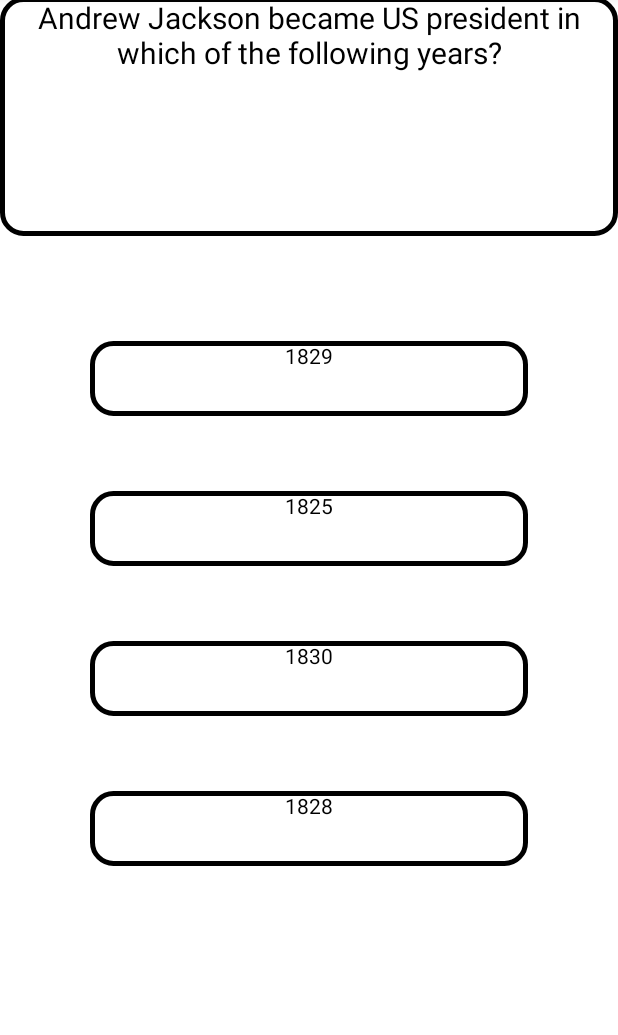
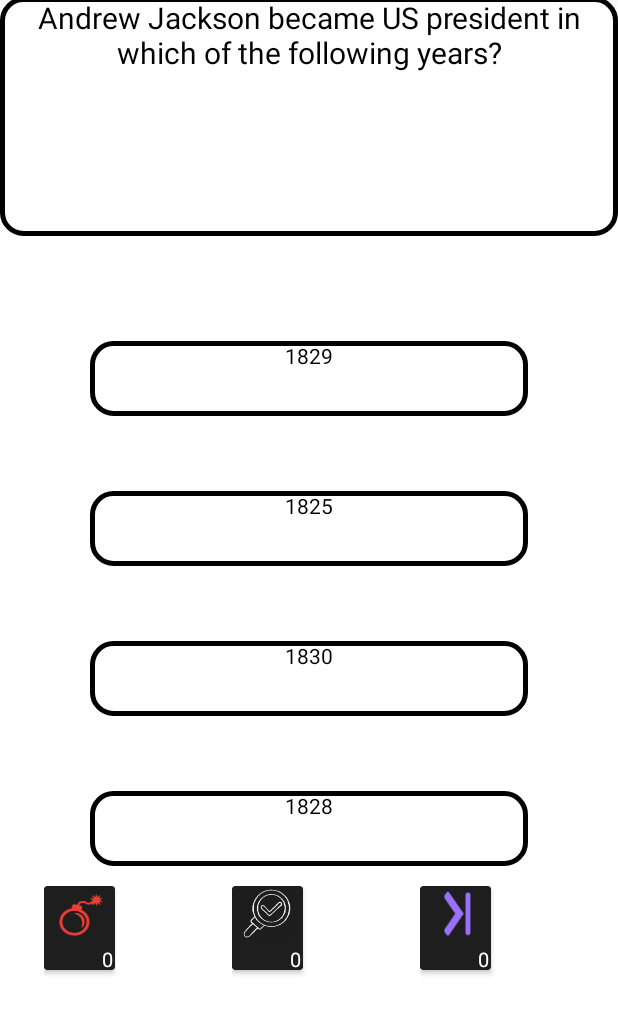
Before and after one commit to casasDev/Terrivial, an Android app: the MainActivity2 screen opened directly, with no data from a screen before it, after a tap on "GEOPOLITICA", on a phone screen of 412 x 824 dp, the part 87-1122 px from its top. Run offline under Robolectric (Android 15) with nearby library versions, the phone set to English and light mode, and no system bars; libraries missing offline, so code that uses them is left out: com.daimajia.androidanimations; network calls fail; 2 statements that could not run were skipped.

Commit message:
Primera implementacion de los potenciadores

```diff
--- a/app/src/main/java/com/example/terrivial/modelo/Potenciador.java
+++ b/app/src/main/java/com/example/terrivial/modelo/Potenciador.java
@@ -1,17 +1,20 @@
 package com.example.terrivial.modelo;
 
+import com.example.terrivial.R;
 import com.example.terrivial.vista.FiftyFIfty;
 import com.example.terrivial.vista.PasarPregunta;
 import com.example.terrivial.vista.RespuestaCorrecta;
 import com.example.terrivial.vista.Strategy;
 
 public enum Potenciador {
-    FIFTYFIFTY("FiftyFifty",100, new FiftyFIfty()), RESPUESTACORRECTA("RespuestaCorrecta",100, new RespuestaCorrecta()), PASARPREGUNTA("PasarPregunta",100, new PasarPregunta()) ;
+    FIFTYFIFTY("FiftyFifty",100, new FiftyFIfty(), R.drawable.fiftyfifty), RESPUESTACORRECTA("RespuestaCorrecta",100, new RespuestaCorrecta(), R.drawable.respuestacorrecta2), PASARPREGUNTA("PasarPregunta",100, new PasarPregunta(), R.drawable.pasar) ;
     private final int coste;
     private int cantidad;
     private final String nombre;
     private final Strategy s;
-    Potenciador(String pNombre, int pCoste, Strategy s){
+    private final int foto;
+    Potenciador(String pNombre, int pCoste, Strategy s, int foto){
+        this.foto = foto;
         this.cantidad = 0;
         this.nombre = pNombre;
         this.coste = pCoste;
@@ -42,4 +45,8 @@ public enum Potenciador {
     public Strategy getStrategy() {
         return s;
     }
+
+    public int getFoto() {
+        return foto;
+    }
 }
--- /dev/null
+++ b/app/src/main/java/com/example/terrivial/vista/AdaptadorRecycler.kt
@@ -0,0 +1,40 @@
+package com.example.terrivial.vista
+
+import android.view.LayoutInflater
+import android.view.View
+import android.view.ViewGroup
+import android.widget.ImageView
+import android.widget.TextView
+import androidx.recyclerview.widget.RecyclerView
+import com.example.terrivial.R
+import com.example.terrivial.modelo.Partida
+import com.example.terrivial.modelo.Potenciador
+
+class AdaptadorRecycler : RecyclerView.Adapter<AdaptadorRecycler.ViewHolder>() {
+    inner class ViewHolder(itemView: View) : RecyclerView.ViewHolder(itemView) {
+        var cantidad : TextView
+        var foto : ImageView
+
+        init {
+            cantidad = itemView.findViewById(R.id.canti)
+            foto = itemView.findViewById(R.id.fotopoten)
+            itemView.setOnClickListener{
+                Partida.getInstance().hacerAccion(foto.contentDescription.toString())
+            }
+        }
+    }
+    override fun onCreateViewHolder(parent : ViewGroup, viewType : Int) : ViewHolder{
+        return ViewHolder(LayoutInflater.from(parent.context).inflate(R.layout.boton_poten, parent,false))
+    }
+
+    override fun onBindViewHolder(holder: ViewHolder, position: Int) {
+        holder.cantidad.text = Potenciador.values()[position].cantidad.toString()
+        holder.foto.setImageResource(Potenciador.values()[position].foto)
+        holder.foto.contentDescription = Potenciador.values()[position].nombre
+    }
+
+    override fun getItemCount(): Int {
+        return Potenciador.values().size
+    }
+
+}
--- a/app/src/main/java/com/example/terrivial/vista/PasarPregunta.kt
+++ b/app/src/main/java/com/example/terrivial/vista/PasarPregunta.kt
@@ -7,9 +7,9 @@ import com.example.terrivial.modelo.Partida
 
 class PasarPregunta : Strategy{
     override fun accion(lista: List<View>) {
+        (lista[0].context as Activity).finish()
        Partida.getInstance().actualizarPregunta(Partida.getInstance().categoriaActual.nombre)
        lista[0].context.startActivity(Intent(lista[0].context, Respondeme::class.java))
-        (lista[0].context as Activity).finish()
     }
 
 }
--- a/app/src/main/java/com/example/terrivial/vista/Respondeme.kt
+++ b/app/src/main/java/com/example/terrivial/vista/Respondeme.kt
@@ -11,6 +11,8 @@ import android.widget.Button
 import android.widget.ImageButton
 import android.widget.TextView
 import androidx.appcompat.app.AppCompatActivity
+import androidx.recyclerview.widget.LinearLayoutManager
+import androidx.recyclerview.widget.RecyclerView
 import com.daimajia.androidanimations.library.Techniques
 import com.daimajia.androidanimations.library.YoYo
 import com.example.terrivial.R
@@ -29,6 +31,8 @@ class Respondeme : AppCompatActivity(), PropertyChangeListener {
     private lateinit var scaleDown : Animation
     private lateinit var atras : ImageButton
     private lateinit var strategy: Strategy
+    private lateinit var recyclerPotenciador : RecyclerView
+    private lateinit var botonesPotenciador: AdaptadorRecycler
     override fun onCreate(savedInstanceState: Bundle?) {
         super.onCreate(savedInstanceState)
         setContentView(R.layout.respondeme)
@@ -36,6 +40,10 @@ class Respondeme : AppCompatActivity(), PropertyChangeListener {
         atras = findViewById(R.id.atras)
         atras.background.setTint(partida.categoriaActual.color)
         pregunta = findViewById(R.id.pregunta)
+        recyclerPotenciador = findViewById(R.id.botonesPoten)
+        recyclerPotenciador.layoutManager = LinearLayoutManager(this,LinearLayoutManager.HORIZONTAL,false)
+        botonesPotenciador = AdaptadorRecycler()
+        recyclerPotenciador.adapter = botonesPotenciador
         scaleDown = AnimationUtils.loadAnimation(this,R.anim.scale_down2)
         scaleUp = AnimationUtils.loadAnimation(this, R.anim.scale_up2)
         respuestas = listOf<TextView>(findViewById(R.id.respuesta0), findViewById(R.id.respuesta1),findViewById(R.id.respuesta2), findViewById(R.id.respuesta3))
--- a/app/src/main/res/layout/boton_poten.xml
+++ b/app/src/main/res/layout/boton_poten.xml
@@ -2,34 +2,36 @@
 <LinearLayout xmlns:android="http://schemas.android.com/apk/res/android"
     xmlns:app="http://schemas.android.com/apk/res-auto"
     xmlns:card_view="http://schemas.android.com/apk/res-auto"
-    android:layout_width="match_parent"
+    android:layout_width="125dp"
     android:layout_height="match_parent"
     android:orientation="vertical">
 
     <androidx.cardview.widget.CardView
-        android:layout_width="118dp"
-        android:layout_height="wrap_content"
-        card_view:cardBackgroundColor="#1e1e1e"
-        >
+        android:layout_width="47dp"
+        android:layout_height="56dp"
+        card_view:cardBackgroundColor="#1e1e1e">
 
         <LinearLayout
             android:layout_width="match_parent"
-            android:layout_height="match_parent"
+            android:layout_height="99dp"
             android:orientation="vertical">
 
             <ImageView
-                android:id="@+id/imageView3"
+                android:id="@+id/fotopoten"
+                android:layout_width="match_parent"
+                android:layout_height="38dp"
+                android:padding="1dp"
+                app:srcCompat="@drawable/respuestacorrecta2" />
+
+            <TextView
+                android:id="@+id/canti"
                 android:layout_width="match_parent"
                 android:layout_height="wrap_content"
-                app:srcCompat="@drawable/respuestacorrecta2"/>
-
-            <TextView
-                android:layout_width="match_parent"
-                android:layout_height="wrap_content"
+                android:padding="1dp"
+                android:text="Xd"
                 android:textAlignment="textEnd"
-                android:text="Xd"
                 android:textColor="@color/white"
-                />
+                android:textSize="13sp" />
         </LinearLayout>
     </androidx.cardview.widget.CardView>
 </LinearLayout>
--- a/app/src/main/res/layout/respondeme.xml
+++ b/app/src/main/res/layout/respondeme.xml
@@ -7,16 +7,18 @@
     tools:context=".vista.Respondeme">
 
     <androidx.recyclerview.widget.RecyclerView
-        android:layout_width="353dp"
-        android:layout_height="wrap_content"
+        android:id="@+id/botonesPoten"
+        android:layout_width="wrap_content"
+        android:layout_height="90dp"
         android:layout_below="@+id/pregunta"
         android:layout_alignBottom="@+id/respuesta3"
         android:layout_alignParentStart="true"
         android:layout_alignParentEnd="true"
-        android:layout_marginStart="48dp"
-        android:layout_marginTop="464dp"
-        android:layout_marginEnd="10dp"
-        android:layout_marginBottom="-92dp" />
+        android:layout_marginStart="29dp"
+        android:layout_marginTop="433dp"
+        android:layout_marginEnd="28dp"
+        android:layout_marginBottom="-103dp"
+        android:orientation="horizontal" />
 
     <TextView
         android:id="@+id/pregunta"
```
